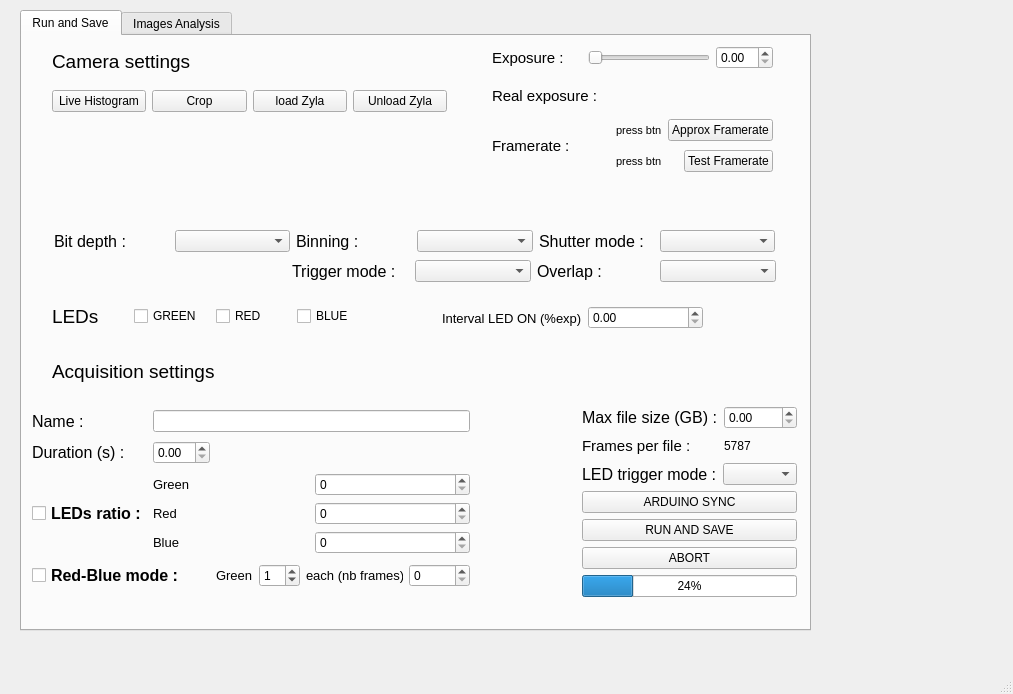
The window that isoi_window_V2.ui (JohnstonLab/OMMI) describes before a commit, drawn with Qt 5.
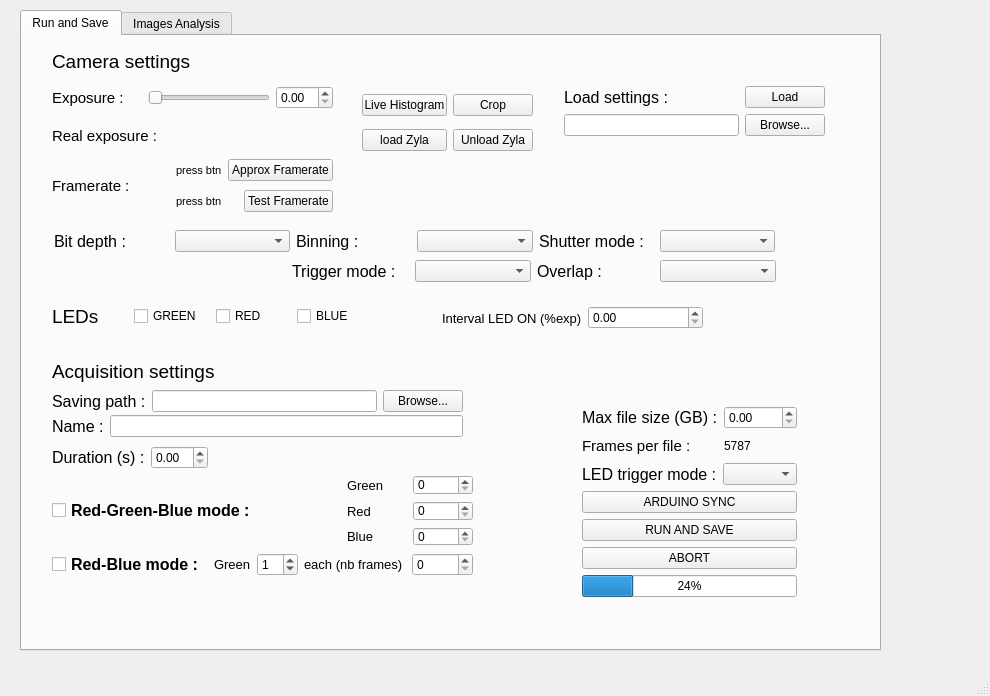
The same window after the commit.

Commit message: Browse buttons added + loading of CFG .json file (not finished)

Diff of the .ui file:
```diff
--- a/isoi_window_V2.ui
+++ b/isoi_window_V2.ui
@@ -6,8 +6,8 @@
    <rect>
     <x>0</x>
     <y>0</y>
-    <width>1013</width>
-    <height>694</height>
+    <width>990</width>
+    <height>696</height>
    </rect>
   </property>
   <property name="windowTitle">
@@ -19,8 +19,8 @@
      <rect>
       <x>20</x>
       <y>10</y>
-      <width>791</width>
-      <height>621</height>
+      <width>861</width>
+      <height>641</height>
      </rect>
     </property>
     <property name="currentIndex">
@@ -195,8 +195,8 @@
      <widget class="QWidget" name="layoutWidget">
       <property name="geometry">
        <rect>
-        <x>470</x>
-        <y>10</y>
+        <x>30</x>
+        <y>50</y>
         <width>281</width>
         <height>71</height>
        </rect>
@@ -254,46 +254,6 @@
        </item>
       </layout>
      </widget>
-     <widget class="QWidget" name="layoutWidget">
-      <property name="geometry">
-       <rect>
-        <x>30</x>
-        <y>50</y>
-        <width>395</width>
-        <height>30</height>
-       </rect>
-      </property>
-      <layout class="QHBoxLayout" name="horizontalLayout_5">
-       <item>
-        <widget class="QPushButton" name="histoBtn">
-         <property name="text">
-          <string>Live Histogram</string>
-         </property>
-        </widget>
-       </item>
-       <item>
-        <widget class="QPushButton" name="cropBtn">
-         <property name="text">
-          <string>Crop</string>
-         </property>
-        </widget>
-       </item>
-       <item>
-        <widget class="QPushButton" name="loadBtn">
-         <property name="text">
-          <string>load Zyla</string>
-         </property>
-        </widget>
-       </item>
-       <item>
-        <widget class="QPushButton" name="unloadBtn">
-         <property name="text">
-          <string>Unload Zyla</string>
-         </property>
-        </widget>
-       </item>
-      </layout>
-     </widget>
      <widget class="QWidget" name="layoutWidget">
       <property name="geometry">
        <rect>
@@ -439,14 +399,203 @@
      <widget class="QWidget" name="layoutWidget">
       <property name="geometry">
        <rect>
-        <x>10</x>
-        <y>371</y>
-        <width>438</width>
-        <height>186</height>
+        <x>30</x>
+        <y>120</y>
+        <width>281</width>
+        <height>60</height>
+       </rect>
+      </property>
+      <layout class="QHBoxLayout" name="horizontalLayout_11">
+       <item>
+        <widget class="QLabel" name="expLabel_3">
+         <property name="font">
+          <font>
+           <pointsize>11</pointsize>
+          </font>
+         </property>
+         <property name="text">
+          <string>Framerate :</string>
+         </property>
+        </widget>
+       </item>
+       <item>
+        <layout class="QVBoxLayout" name="verticalLayout_2">
+         <item>
+          <layout class="QHBoxLayout" name="horizontalLayout_8">
+           <item>
+            <widget class="QLabel" name="approxFramerateLabel">
+             <property name="font">
+              <font>
+               <pointsize>8</pointsize>
+              </font>
+             </property>
+             <property name="text">
+              <string>press btn</string>
+             </property>
+            </widget>
+           </item>
+           <item>
+            <widget class="QPushButton" name="approxFramerateBtn">
+             <property name="text">
+              <string>Approx Framerate</string>
+             </property>
+            </widget>
+           </item>
+          </layout>
+         </item>
+         <item>
+          <layout class="QHBoxLayout" name="horizontalLayout_10">
+           <item>
+            <widget class="QLabel" name="testFramerateLabel">
+             <property name="font">
+              <font>
+               <pointsize>8</pointsize>
+              </font>
+             </property>
+             <property name="text">
+              <string>press btn</string>
+             </property>
+            </widget>
+           </item>
+           <item>
+            <widget class="QPushButton" name="testFramerateBtn">
+             <property name="text">
+              <string>Test Framerate</string>
+             </property>
+            </widget>
+           </item>
+          </layout>
+         </item>
+        </layout>
+       </item>
+      </layout>
+     </widget>
+     <widget class="QWidget" name="">
+      <property name="geometry">
+       <rect>
+        <x>340</x>
+        <y>51</y>
+        <width>171</width>
+        <height>71</height>
+       </rect>
+      </property>
+      <layout class="QGridLayout" name="gridLayout_5">
+       <item row="0" column="0">
+        <widget class="QPushButton" name="histoBtn">
+         <property name="text">
+          <string>Live Histogram</string>
+         </property>
+        </widget>
+       </item>
+       <item row="0" column="1">
+        <widget class="QPushButton" name="cropBtn">
+         <property name="text">
+          <string>Crop</string>
+         </property>
+        </widget>
+       </item>
+       <item row="1" column="0">
+        <widget class="QPushButton" name="loadBtn">
+         <property name="text">
+          <string>load Zyla</string>
+         </property>
+        </widget>
+       </item>
+       <item row="1" column="1">
+        <widget class="QPushButton" name="unloadBtn">
+         <property name="text">
+          <string>Unload Zyla</string>
+         </property>
+        </widget>
+       </item>
+      </layout>
+     </widget>
+     <widget class="QWidget" name="">
+      <property name="geometry">
+       <rect>
+        <x>542</x>
+        <y>50</y>
+        <width>261</width>
+        <height>51</height>
        </rect>
       </property>
       <layout class="QGridLayout" name="gridLayout_2">
        <item row="0" column="0">
+        <widget class="QLabel" name="label_5">
+         <property name="font">
+          <font>
+           <pointsize>12</pointsize>
+          </font>
+         </property>
+         <property name="text">
+          <string>Load settings :</string>
+         </property>
+        </widget>
+       </item>
+       <item row="0" column="1">
+        <widget class="QPushButton" name="loadSettingsBtn">
+         <property name="text">
+          <string>Load</string>
+         </property>
+        </widget>
+       </item>
+       <item row="1" column="0">
+        <widget class="QLineEdit" name="settingsFileName"/>
+       </item>
+       <item row="1" column="1">
+        <widget class="QPushButton" name="selectSettingsFileBtn">
+         <property name="text">
+          <string>Browse...</string>
+         </property>
+        </widget>
+       </item>
+      </layout>
+     </widget>
+     <widget class="QWidget" name="">
+      <property name="geometry">
+       <rect>
+        <x>30</x>
+        <y>353</y>
+        <width>411</width>
+        <height>25</height>
+       </rect>
+      </property>
+      <layout class="QHBoxLayout" name="horizontalLayout_5">
+       <item>
+        <widget class="QLabel" name="label_19">
+         <property name="font">
+          <font>
+           <pointsize>12</pointsize>
+          </font>
+         </property>
+         <property name="text">
+          <string>Saving path :</string>
+         </property>
+        </widget>
+       </item>
+       <item>
+        <widget class="QLineEdit" name="savingPath"/>
+       </item>
+       <item>
+        <widget class="QPushButton" name="savingPathBtn">
+         <property name="text">
+          <string>Browse...</string>
+         </property>
+        </widget>
+       </item>
+      </layout>
+     </widget>
+     <widget class="QWidget" name="">
+      <property name="geometry">
+       <rect>
+        <x>30</x>
+        <y>379</y>
+        <width>411</width>
+        <height>22</height>
+       </rect>
+      </property>
+      <layout class="QHBoxLayout" name="horizontalLayout_12">
+       <item>
         <widget class="QLabel" name="label_11">
          <property name="font">
           <font>
@@ -458,10 +607,22 @@
          </property>
         </widget>
        </item>
-       <item row="0" column="1" colspan="2">
-        <widget class="QLineEdit" name="name"/>
+       <item>
+        <widget class="QLineEdit" name="experimentName"/>
        </item>
-       <item row="1" column="0">
+      </layout>
+     </widget>
+     <widget class="QWidget" name="">
+      <property name="geometry">
+       <rect>
+        <x>30</x>
+        <y>410</y>
+        <width>421</width>
+        <height>131</height>
+       </rect>
+      </property>
+      <layout class="QGridLayout" name="gridLayout_6">
+       <item row="0" column="0">
         <widget class="QLabel" name="label_4">
          <property name="font">
           <font>
@@ -473,10 +634,24 @@
          </property>
         </widget>
        </item>
-       <item row="1" column="1">
+       <item row="0" column="1">
         <widget class="QDoubleSpinBox" name="dur"/>
        </item>
-       <item row="2" column="1" colspan="2">
+       <item row="1" column="0" colspan="3">
+        <widget class="QCheckBox" name="rgbMode">
+         <property name="font">
+          <font>
+           <pointsize>12</pointsize>
+           <weight>75</weight>
+           <bold>true</bold>
+          </font>
+         </property>
+         <property name="text">
+          <string>Red-Green-Blue mode :</string>
+         </property>
+        </widget>
+       </item>
+       <item row="1" column="3">
         <layout class="QGridLayout" name="gridLayout">
          <item row="0" column="0">
           <widget class="QLabel" name="label_6">
@@ -525,7 +700,7 @@
          </item>
         </layout>
        </item>
-       <item row="5" column="0" colspan="2">
+       <item row="2" column="0" colspan="2">
         <widget class="QCheckBox" name="rbMode">
          <property name="font">
           <font>
@@ -539,7 +714,7 @@
          </property>
         </widget>
        </item>
-       <item row="5" column="2">
+       <item row="2" column="2" colspan="2">
         <layout class="QHBoxLayout" name="horizontalLayout_9">
          <item>
           <widget class="QLabel" name="label_20">
@@ -581,94 +756,6 @@
          </item>
         </layout>
        </item>
-       <item row="2" column="0">
-        <widget class="QCheckBox" name="rgbMode">
-         <property name="font">
-          <font>
-           <pointsize>12</pointsize>
-           <weight>75</weight>
-           <bold>true</bold>
-          </font>
-         </property>
-         <property name="text">
-          <string>LEDs ratio :</string>
-         </property>
-        </widget>
-       </item>
-      </layout>
-     </widget>
-     <widget class="QWidget" name="layoutWidget">
-      <property name="geometry">
-       <rect>
-        <x>470</x>
-        <y>80</y>
-        <width>281</width>
-        <height>60</height>
-       </rect>
-      </property>
-      <layout class="QHBoxLayout" name="horizontalLayout_11">
-       <item>
-        <widget class="QLabel" name="expLabel_3">
-         <property name="font">
-          <font>
-           <pointsize>11</pointsize>
-          </font>
-         </property>
-         <property name="text">
-          <string>Framerate :</string>
-         </property>
-        </widget>
-       </item>
-       <item>
-        <layout class="QVBoxLayout" name="verticalLayout_2">
-         <item>
-          <layout class="QHBoxLayout" name="horizontalLayout_8">
-           <item>
-            <widget class="QLabel" name="approxFramerateLabel">
-             <property name="font">
-              <font>
-               <pointsize>8</pointsize>
-              </font>
-             </property>
-             <property name="text">
-              <string>press btn</string>
-             </property>
-            </widget>
-           </item>
-           <item>
-            <widget class="QPushButton" name="approxFramerateBtn">
-             <property name="text">
-              <string>Approx Framerate</string>
-             </property>
-            </widget>
-           </item>
-          </layout>
-         </item>
-         <item>
-          <layout class="QHBoxLayout" name="horizontalLayout_10">
-           <item>
-            <widget class="QLabel" name="testFramerateLabel">
-             <property name="font">
-              <font>
-               <pointsize>8</pointsize>
-              </font>
-             </property>
-             <property name="text">
-              <string>press btn</string>
-             </property>
-            </widget>
-           </item>
-           <item>
-            <widget class="QPushButton" name="testFramerateBtn">
-             <property name="text">
-              <string>Test Framerate</string>
-             </property>
-            </widget>
-           </item>
-          </layout>
-         </item>
-        </layout>
-       </item>
       </layout>
      </widget>
     </widget>
```
Left out of the diff: 2 changed lines with no effect on the pictures. The commit also changes 4 other files.
